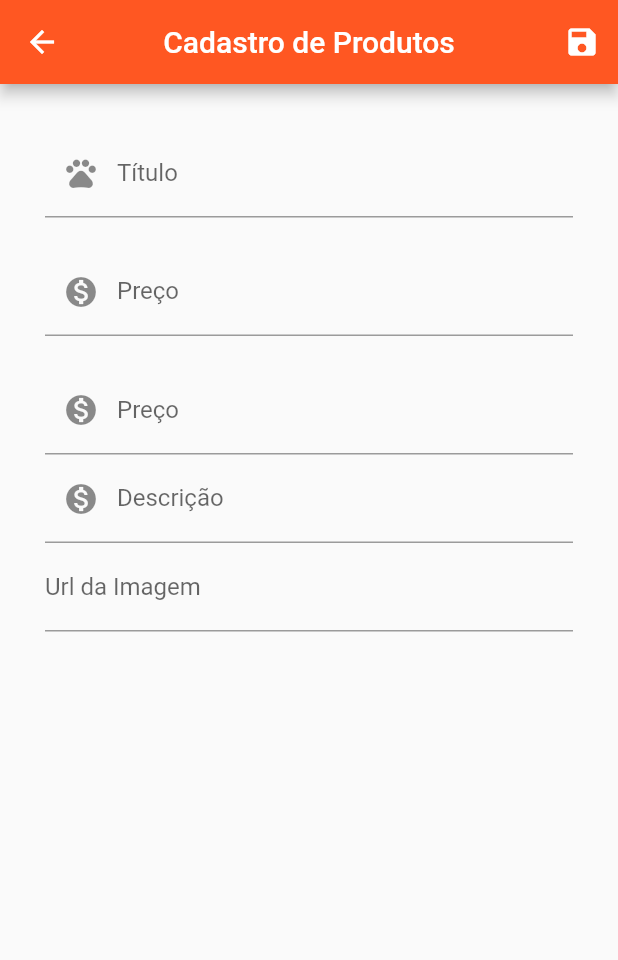
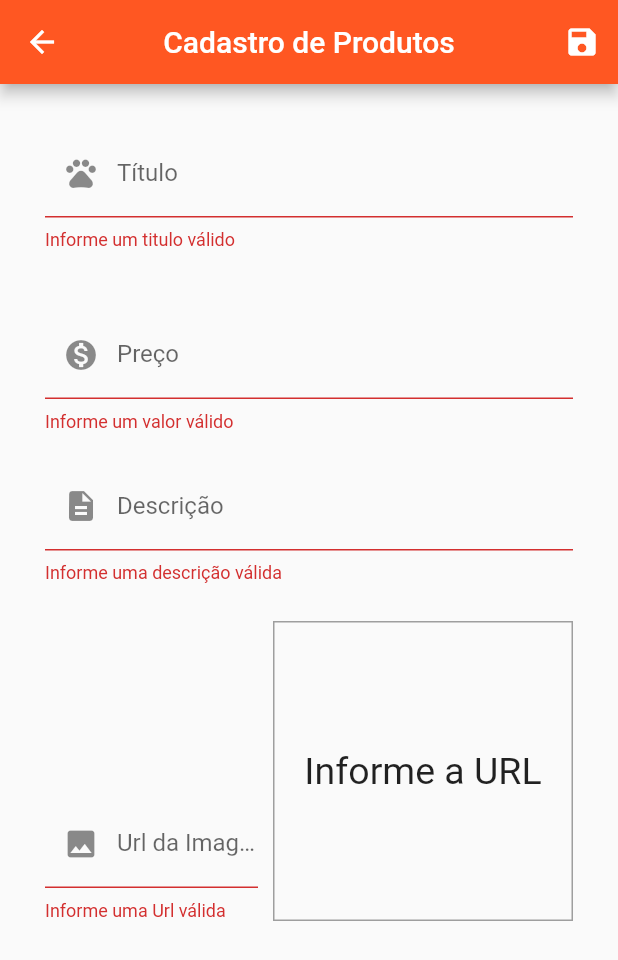
Before and after one commit to pfernandes3/my_pet_store, a Flutter app: the ProductFormScreen screen opened by its route, after a tap on the "save" icon, on a phone screen of 412 x 824 dp. Shown: the top 960 px of the screen. Run offline on Flutter 3.47's test engine with Material 2 defaults, Android fonts, the phone set to English and light mode, and no system bars; our stand-ins replace shared_preferences, string_validator; accounts and stored records are empty; network calls fail.

Commit message:
Insert Products

```diff
--- a/lib/views/product_form_screen.dart
+++ b/lib/views/product_form_screen.dart
@@ -1,5 +1,7 @@
 import 'package:my_pet_store/imports.dart';
+import 'package:my_pet_store/providers/products_provider.dart';
 import 'package:my_pet_store/widgets/custom_text_form_field.dart';
+import 'package:provider/provider.dart';
 
 import '../models/pet_products.dart';
 
@@ -39,6 +41,64 @@ class _ProductFormScreenState extends State<ProductFormScreen> {
     }
   }
 
+  void _updateImageUrl() {
+    if (isValidateImageUrl(_imgController.text)) {
+      setState(() {});
+    }
+  }
+
+  Future<void> _saveForm() async {
+    bool isValid = _formKey.currentState!.validate();
+    if (!isValid) {
+      return;
+    }
+
+    _formKey.currentState?.save();
+
+    final newProduct = Product(
+      id: _formData['id'],
+      title: _formData['title'],
+      description: _formData['description'],
+      price: _formData['price'],
+      imageUrl: _formData['imageUrl'],
+    );
+
+    setState(() {
+      isLoading = true;
+    });
+
+    final products = Provider.of<ProductsProvider>(context, listen: false);
+
+    try {
+      if (_formData['id'] == null) {
+        await products.insertProducts(newProduct);
+        await products.loadProducts();
+      } else {
+        await products.updateProducts(newProduct);
+        await products.loadProducts();
+      }
+
+      Navigator.of(context).pop();
+    } catch (e) {
+      await showDialog<void>(
+          context: context,
+          builder: (ctx) => AlertDialog(
+                title: const Text('Ocorreu um erro!'),
+                content: const Text(
+                    'Ocorreu um erro inesperado ao salvar o produto!'),
+                actions: [
+                  TextButton(
+                      onPressed: () => Navigator.of(context).pop(),
+                      child: const Text('OK')),
+                ],
+              ));
+    } finally {
+      setState(() {
+        isLoading = false;
+      });
+    }
+  }
+
   bool isValidateImageUrl(String url) {
     bool startWithHttp = url.toLowerCase().startsWith('http://');
     bool startWithHttps = url.toLowerCase().startsWith('https://');
@@ -60,7 +120,7 @@ class _ProductFormScreenState extends State<ProductFormScreen> {
         title: const Text('Cadastro de Produtos'),
         actions: [
           IconButton(
-            onPressed: () {},
+            onPressed: _saveForm,
             icon: const Icon(Icons.save),
           )
         ],
@@ -90,6 +150,9 @@ class _ProductFormScreenState extends State<ProductFormScreen> {
                 const SizedBox(
                   height: 20,
                 ),
+                const SizedBox(
+                  height: 20,
+                ),
                 Custom_Form_Field(
                   label: const Text('Preço'),
                   icon: const Icon(Icons.monetization_on),
@@ -109,23 +172,8 @@ class _ProductFormScreenState extends State<ProductFormScreen> {
                   height: 20,
                 ),
                 Custom_Form_Field(
-                  label: const Text('Preço'),
-                  icon: const Icon(Icons.monetization_on),
-                  initialValue: _formData['price'].toString(),
-                  validator: (value) {
-                    if (value!.trim().isEmpty ||
-                        double.tryParse(value) == null ||
-                        double.tryParse(value)! <= 0) {
-                      return 'Informe um valor válido';
-                    }
-                    return null;
-                  },
-                  onsaved: (value) => _formData['price'] = double.parse(value),
-                  textinputaction: TextInputAction.next,
-                ),
-                Custom_Form_Field(
                   label: const Text('Descrição'),
-                  icon: const Icon(Icons.monetization_on),
+                  icon: const Icon(Icons.description),
                   initialValue: _formData['description'],
                   validator: (value) {
                     if (value!.trim().isEmpty) {
@@ -140,7 +188,8 @@ class _ProductFormScreenState extends State<ProductFormScreen> {
                 Row(
                   crossAxisAlignment: CrossAxisAlignment.end,
                   children: [
-                    Expanded(child: TextFormField(
+                    Expanded(
+                        child: TextFormField(
                       validator: (value) {
                         if (value!.trim().isEmpty ||
                             !isValidateImageUrl(value)) {
@@ -149,13 +198,36 @@ class _ProductFormScreenState extends State<ProductFormScreen> {
                         return null;
                       },
 
-                      decoration: const InputDecoration(
-                        labelText: 'Url da Imagem'
-                      ),
+                      decoration:
+                          const InputDecoration(labelText: 'Url da Imagem',prefixIcon: Icon(Icons.image)),
                       keyboardType: TextInputType.url,
                       textInputAction: TextInputAction.done,
-
-                    ))
+                      controller: _imgController,
+                      focusNode: _imgFocus,
+                      onFieldSubmitted: (_) {
+                        _saveForm();
+                      },
+                      onSaved: (value) =>
+                          _formData['imageUrl'] = value as String,
+                    )),
+                    Container(
+                        width: 200,
+                        height: 200,
+                        margin: const EdgeInsets.only(top: 25, left: 10),
+                        decoration: BoxDecoration(
+                          border: Border.all(color: Colors.grey, width: 1),
+                        ),
+                        alignment: Alignment.center,
+                        child: _imgController.text.isEmpty
+                            ? const Text(
+                                'Informe a URL',
+                                textAlign: TextAlign.center,
+                                style: TextStyle(fontSize: 25),
+                              )
+                            : Image.network(
+                                _imgController.text,
+                                fit: BoxFit.cover,
+                              ))
                   ],
                 )
               ],
```
